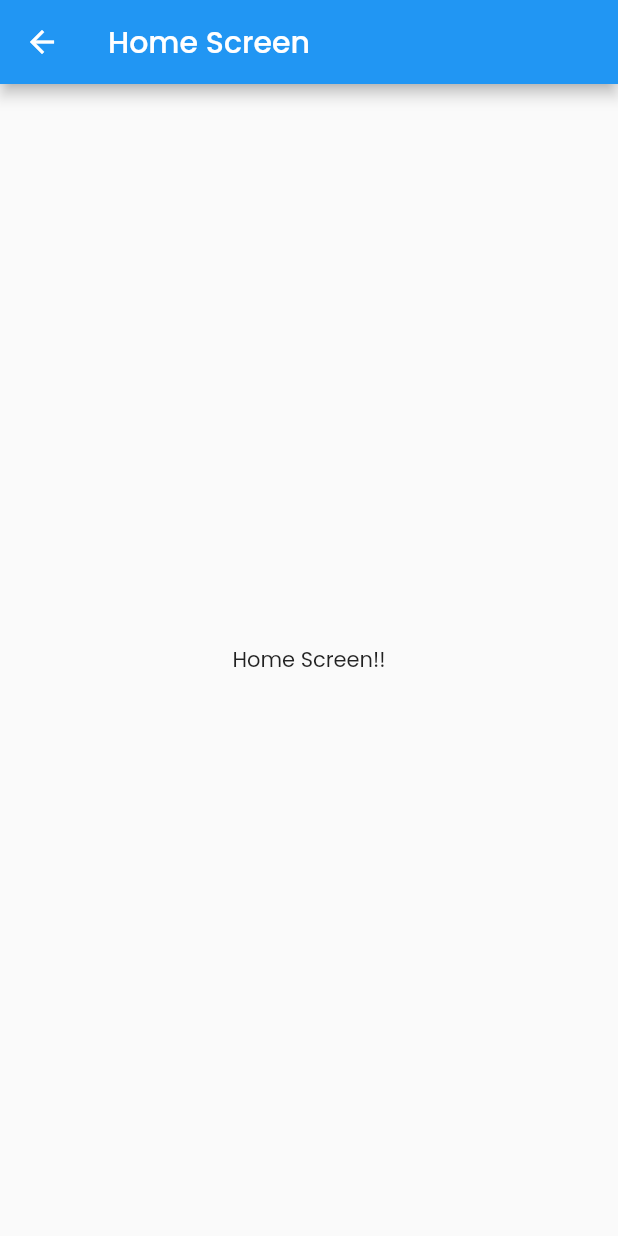
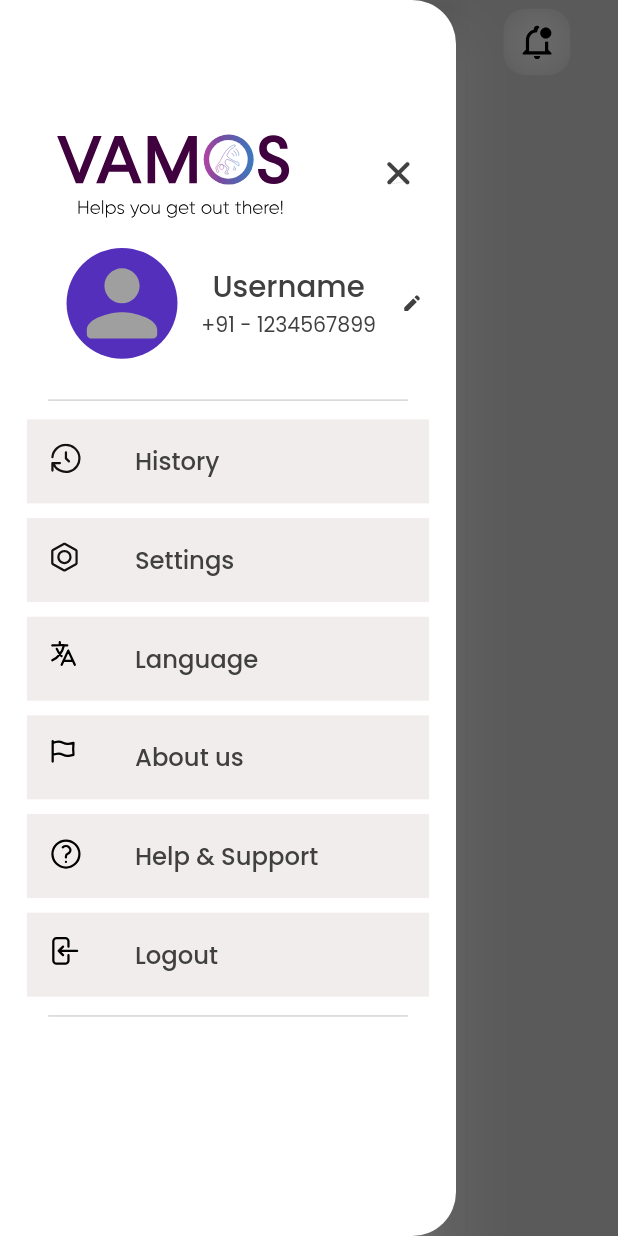
Before and after one commit to usmanIITR/vamos-mobile-app, a Flutter app: the HomeScreen screen opened by its route, with the side drawer open (before the commit the screen has no drawer), on a phone screen of 412 x 824 dp. Run offline on Flutter 3.47's test engine with Material 2 defaults, Android fonts, the phone set to English and light mode, and no system bars; our stand-ins replace flutter_screenutil, flutter_svg, get, shared_preferences; accounts and stored records are empty.

Commit message:
feat: added drawer and home

```diff
--- a/lib/ui/screens/home_screen.dart
+++ b/lib/ui/screens/home_screen.dart
@@ -1,16 +1,22 @@
 import 'package:flutter/material.dart';
+
+import '../../utils/app_theme.dart';
+import '../widgets/vm_appbar.dart';
+import '../widgets/vm_drawer.dart';
 
 class HomeScreen extends StatelessWidget {
   const HomeScreen({Key? key}) : super(key: key);
 
   @override
   Widget build(BuildContext context) {
-    return Scaffold(
-      appBar: AppBar(
-        title: const Text('Home Screen'),
-      ),
-      body: const Center(
-        child: Text("Home Screen!!"),
+    return const Scaffold(
+      backgroundColor: AppTheme.background,
+      appBar: VMAppBar(),
+      drawer: VMDrawer(),
+      body: SafeArea(
+        child: Center(
+          child: Text("Home Screen!!"),
+        ),
       ),
     );
   }
--- /dev/null
+++ b/lib/ui/widgets/vm_appbar.dart
@@ -0,0 +1,76 @@
+import 'package:flutter/material.dart';
+import 'package:flutter_screenutil/flutter_screenutil.dart';
+import 'package:flutter_svg/flutter_svg.dart';
+import 'package:get/get.dart';
+
+class VMAppBar extends StatelessWidget implements PreferredSizeWidget {
+  const VMAppBar({Key? key}) : super(key: key);
+  @override
+  Widget build(BuildContext context) {
+    return Container(
+      padding: EdgeInsets.symmetric(horizontal: 15.w),
+      child: AppBar(
+        backgroundColor: Colors.transparent,
+        automaticallyImplyLeading: false,
+        elevation: 0,
+        toolbarHeight: 80.h,
+        title: Row(
+          mainAxisAlignment: MainAxisAlignment.spaceBetween,
+          children: [
+            Container(
+              height: 42.w,
+              width: 42.w,
+              decoration: BoxDecoration(
+                color: Colors.transparent,
+                borderRadius: BorderRadius.circular(15.r),
+                boxShadow: [
+                  BoxShadow(
+                    color: Colors.white
+                        .withOpacity(0.6), // Apply a shadow with opacity
+                    blurRadius: 20.r,
+                    blurStyle: BlurStyle.inner,
+                  ),
+                ],
+              ),
+              child: IconButton(
+                onPressed: () {
+                  Scaffold.of(context).openDrawer();
+                },
+                icon: SvgPicture.asset(
+                  'assets/icons/hamburger.svg',
+                ),
+                color: Colors.white,
+              ),
+            ),
+            Container(
+              height: 42.w,
+              width: 42.w,
+              decoration: BoxDecoration(
+                color: Colors.transparent,
+                borderRadius: BorderRadius.circular(15.r),
+                boxShadow: [
+                  BoxShadow(
+                    color: Colors.white
+                        .withOpacity(0.6), // Apply a shadow with opacity
+                    blurRadius: 20.r,
+                    blurStyle: BlurStyle.inner,
+                  ),
+                ],
+              ),
+              child: IconButton(
+                onPressed: () {},
+                icon: SvgPicture.asset(
+                  'assets/icons/notif.svg',
+                ),
+                color: Colors.white,
+              ),
+            ),
+          ],
+        ),
+      ),
+    );
+  }
+
+  @override
+  Size get preferredSize => const Size.fromHeight(kToolbarHeight);
+}
--- /dev/null
+++ b/lib/ui/widgets/vm_drawer.dart
@@ -0,0 +1,150 @@
+import 'package:flutter/material.dart';
+import 'package:flutter_screenutil/flutter_screenutil.dart';
+import 'package:flutter_svg/flutter_svg.dart';
+import 'package:get/get.dart';
+import 'package:vamos/ui/widgets/vm_tiles.dart';
+
+import '../../utils/app_theme.dart';
+
+class VMDrawer extends StatelessWidget {
+  const VMDrawer({super.key});
+
+  @override
+  Widget build(BuildContext context) {
+    return Drawer(
+      backgroundColor: Colors.transparent,
+      shadowColor: AppTheme.lightGrey,
+      child: ClipRRect(
+        borderRadius: BorderRadius.only(
+          topRight: Radius.circular(30.r),
+          bottomRight: Radius.circular(30.r),
+        ),
+        child: Container(
+          color: AppTheme.white,
+          child: Column(
+            children: [
+              SizedBox(
+                height: 90.h,
+              ),
+              Row(
+                mainAxisAlignment: MainAxisAlignment.spaceEvenly,
+                children: [
+                  SizedBox(
+                    width: 10.h,
+                  ),
+                  SvgPicture.asset(
+                    "assets/images/splash.svg",
+                    width: 149.w,
+                  ),
+                  SizedBox(
+                    width: 20.h,
+                  ),
+                  IconButton(
+                    onPressed: () {
+                      Get.back();
+                    },
+                    icon: SvgPicture.asset(
+                      "assets/icons/cross.svg",
+                      width: 19.w,
+                    ),
+                  ),
+                ],
+              ),
+              SizedBox(
+                height: 20.h,
+              ),
+              Row(
+                children: [
+                  SizedBox(
+                    width: 42.w,
+                  ),
+                  CircleAvatar(
+                    radius: 35.w,
+                    backgroundColor: AppTheme.purple,
+                    child: SvgPicture.asset(
+                      "assets/icons/user.svg",
+                      height: 50.w,
+                      width: 50.w,
+                    ),
+                  ),
+                  SizedBox(
+                    width: 15.w,
+                  ),
+                  Column(
+                    children: [
+                      Text(
+                        "Username",
+                        style: AppTheme.h2.copyWith(
+                          color: AppTheme.darkGrey2,
+                        ),
+                      ),
+                      Text(
+                        "+91 - 1234567899",
+                        style: AppTheme.h4.copyWith(
+                          color: AppTheme.darkGrey2,
+                        ),
+                      ),
+                    ],
+                  ),
+                  IconButton(
+                    onPressed: () {},
+                    icon: SvgPicture.asset(
+                      "assets/icons/edit.svg",
+                      height: 11.w,
+                      width: 11.w,
+                    ),
+                  ),
+                ],
+              ),
+              SizedBox(
+                height: 20.h,
+              ),
+              SizedBox(
+                width: 227.w,
+                child: const Divider(
+                  color: AppTheme.lightGrey,
+                ),
+              ),
+              VMTiles(
+                title: "History",
+                assetPath: 'assets/icons/history.svg',
+                onTap: () {},
+              ),
+              VMTiles(
+                title: "Settings",
+                assetPath: 'assets/icons/settings.svg',
+                onTap: () {},
+              ),
+              VMTiles(
+                title: "Language",
+                assetPath: 'assets/icons/language.svg',
+                onTap: () {},
+              ),
+              VMTiles(
+                title: "About us",
+                assetPath: 'assets/icons/flag.svg',
+                onTap: () {},
+              ),
+              VMTiles(
+                title: "Help & Support",
+                assetPath: 'assets/icons/help.svg',
+                onTap: () {},
+              ),
+              VMTiles(
+                title: "Logout",
+                assetPath: 'assets/icons/logout.svg',
+                onTap: () {},
+              ),
+              SizedBox(
+                width: 227.w,
+                child: const Divider(
+                  color: AppTheme.lightGrey,
+                ),
+              ),
+            ],
+          ),
+        ),
+      ),
+    );
+  }
+}
--- /dev/null
+++ b/lib/ui/widgets/vm_tiles.dart
@@ -0,0 +1,32 @@
+import 'package:flutter/material.dart';
+import 'package:flutter_screenutil/flutter_screenutil.dart';
+import 'package:flutter_svg/flutter_svg.dart';
+import 'package:vamos/utils/app_theme.dart';
+
+class VMTiles extends StatelessWidget {
+  const VMTiles(
+      {Key? key, required this.title, this.assetPath = '', this.onTap})
+      : super(key: key);
+  final String title;
+  final String assetPath;
+  final void Function()? onTap;
+  @override
+  Widget build(BuildContext context) {
+    return Padding(
+      padding: EdgeInsets.symmetric(horizontal: 17.w, vertical: 5.h),
+      child: Container(
+        color: AppTheme.greyBackground,
+        child: ListTile(
+          leading: SvgPicture.asset(assetPath),
+          title: Text(
+            title,
+            style: AppTheme.h3.copyWith(
+              color: AppTheme.darkGrey2,
+            ),
+          ),
+          onTap: onTap,
+        ),
+      ),
+    );
+  }
+}
--- a/lib/utils/app_theme.dart
+++ b/lib/utils/app_theme.dart
@@ -8,6 +8,7 @@ class AppTheme {
   static const purple = Color(0xFF542FBC);
   static const darkGrey = Color(0xFF545454);
   static const lightGrey = Color(0xFFC0C0C0);
+  static const greyBackground = Color(0xFFF1EDED);
   static const darkGrey2 = Color(0xFF414040);
 
   static final h1 = TextStyle(
```
Also changed, not shown: assets/icons/cross.svg (added), assets/icons/edit.svg (added), assets/icons/flag.svg (added), assets/icons/hamburger.svg (added), assets/icons/help.svg (added), assets/icons/history.svg (added), assets/icons/language.svg (added), assets/icons/logout.svg (added), assets/icons/notif.svg (added), assets/icons/settings.svg (added).
